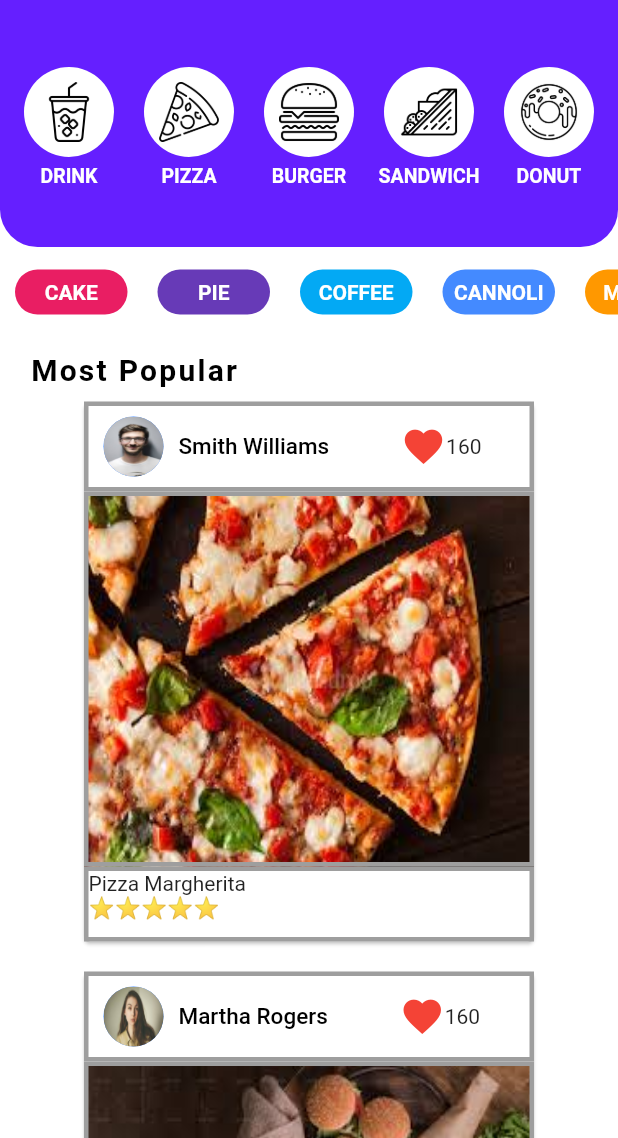
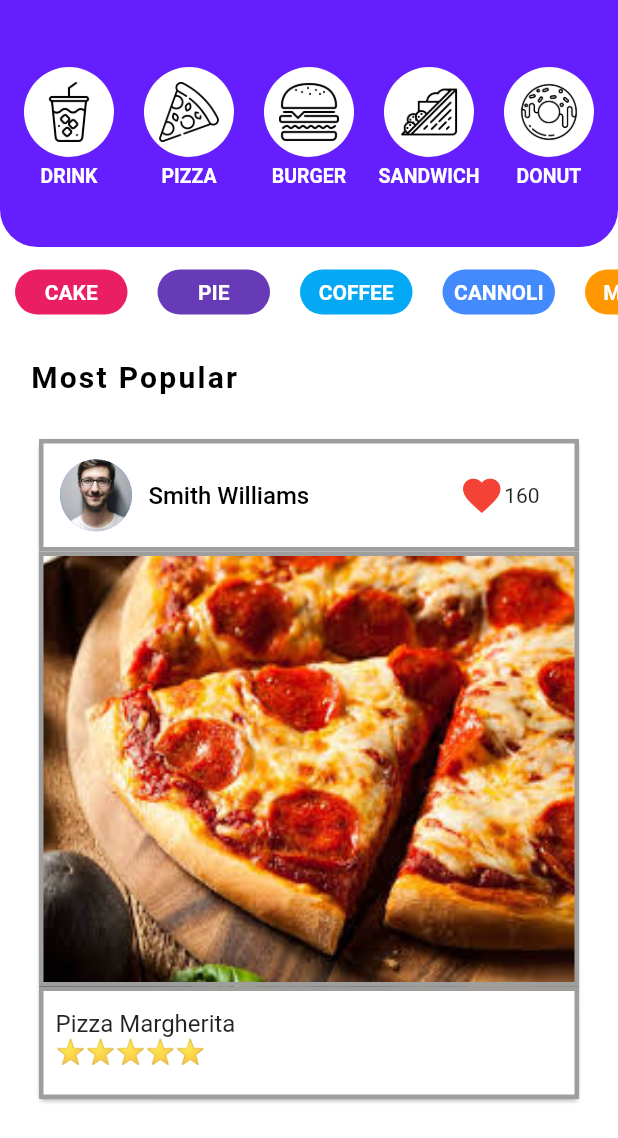
Before and after one commit to stuti1402/FoodApp, a Flutter app: the home screen opened directly, on a phone screen of 412 x 824 dp, the part 98-1236 px from its top. Run offline on Flutter 3.47's test engine with Material 2 defaults, Android fonts, the phone set to English and light mode, and no system bars.

Commit message:
Final app

```diff
--- a/lib/home.dart
+++ b/lib/home.dart
@@ -21,12 +21,12 @@ class home extends StatelessWidget {
   }
   card(String Image,String text,  String img,String txt,)
   {
-    return Card( margin: EdgeInsets.symmetric(vertical:10,horizontal: 20.0,),
+    return Card( margin: EdgeInsets.symmetric(vertical:20),
         child: Column(
           children: [
             Container(
-              width: 300.0,
-              height:60,
+              width: 360.0,
+              height:75,
               decoration: BoxDecoration(
                 border: Border.all(color: Colors.grey,
                 width: 3),
@@ -39,24 +39,24 @@ class home extends StatelessWidget {
                     Row(
                       children: <Widget>[
                       Container(
-                        width: 40,
-                        height: 40,
+                        width: 50,
+                        height: 48,
                         decoration: BoxDecoration(
                             shape: BoxShape.circle,
                             color: Colors.blueAccent,
                             image: DecorationImage(
                                 image: AssetImage('images/$Image.jpg',),
-                                fit: BoxFit.fill)
+                                fit: BoxFit.cover)
                         ),),
                       Padding(
                         padding: const EdgeInsets.symmetric(vertical: 5,horizontal: 10),
                       child:Text('$text',
                         style: TextStyle(color: Colors.black,
-                          fontSize: 15,
+                          fontSize: 16,
                           fontWeight: FontWeight.w500
                       ),),),
                   Padding(
-                    padding: const EdgeInsets.only(left: 38),
+                    padding: const EdgeInsets.only(left: 90),
                     child:Icon(
                           Icons.favorite,
                           color: Colors.red,
@@ -67,7 +67,7 @@ class home extends StatelessWidget {
                   ] ),),
             ),
             Container(
-          height:250,width: 300,
+          height:290,width: 360,
           decoration: BoxDecoration(
             border: Border.all(color: Colors.grey,
             width:3),
@@ -78,14 +78,17 @@ class home extends StatelessWidget {
           ),
         ),
             Container(
-              width: 300.0,
-              height:50,
+              width: 360.0,
+              height:75,
               decoration: BoxDecoration(
                 border: Border.all(color: Colors.grey,
                     width: 3),
               ),
-                child:Text("$txt\n⭐⭐⭐⭐⭐"),),
-    ]),);
+                child:Padding(
+                  padding: const EdgeInsets.only(top:12,left: 8),
+              child:Text("$txt\n⭐⭐⭐⭐⭐",
+              style: TextStyle(fontSize: 16),),),
+            )]),);
   }
 
   @override
@@ -148,7 +151,7 @@ class home extends StatelessWidget {
                   bar(Colors.redAccent,'HOT-DOG'),
                   bar(Colors.indigo,'PASTRY'),
              ] ),),
-            Padding(padding: const EdgeInsets.only(left:20, top:10),
+            Padding(padding: const EdgeInsets.only(left:20, top:15,bottom: 10),
             child:Align(
               alignment: Alignment.topLeft,
             child:Text('Most Popular',
@@ -156,14 +159,13 @@ class home extends StatelessWidget {
                 fontWeight: FontWeight.bold, letterSpacing: 1.5,),
             ),),
             ),
-            card('chef','Smith Williams' ,'piz','Pizza Margherita',),
+            card('chef','Smith Williams' ,'p','Pizza Margherita',),
             card('fem','Martha Rogers','bg','A Special Treat'),
-            card('man1', 'Steve Robbins', 'd', 'Yummy Donut'),
+            card('man1', 'Steve Robbins', 'donut', 'Yummy Donuts'),
             card('fem','Martha Rogers','sand','Grilled Sandwiches'),
           ],),
     ),)
-
-        );
+    );
     }
   }
 
--- a/lib/login.dart
+++ b/lib/login.dart
@@ -19,7 +19,7 @@ class _loginState extends State<login>{
   formField(String field, TextInputType ktype, TextEditingController ctrller,
       bool obscT) {
     return Container(
-      height:46,
+      height:44,
       width: 600,
       margin: EdgeInsets.symmetric(horizontal: 50,vertical: 10),
       decoration: BoxDecoration(
@@ -59,7 +59,7 @@ class _loginState extends State<login>{
       body:Column(
         children:<Widget>[
          Padding(
-      padding: const EdgeInsets.only(bottom:25.0, top: 60),
+      padding: const EdgeInsets.only(bottom:25.0, top: 50),
         child:Image.asset(
           'images/foodlogo.png',
           height: 90,
@@ -93,7 +93,7 @@ class _loginState extends State<login>{
           SizedBox(
             width: 400,
             child:Container(
-              margin: EdgeInsets.symmetric(horizontal: 50, vertical: 30),
+              margin: EdgeInsets.symmetric(horizontal: 50, vertical: 20),
             child: RaisedButton(
               shape: RoundedRectangleBorder(
                 borderRadius: BorderRadius.circular(30),
--- a/pubspec.yaml
+++ b/pubspec.yaml
@@ -52,8 +52,8 @@ flutter:
    - images/hamburger.png
    - images/sandwich.png
    - images/chef.jpg
-   - images/d.jpg
-   - images/piz.jpg
+   - images/donut.jpg
+   - images/p.jpg
    - images/bg.jpg
    - images/fem.jpg
    - images/man1.jpg
```
Also changed, not shown: images/d.jpg (deleted), images/donut.jpg (added), images/p.jpg (added), images/piz.jpg (deleted).
